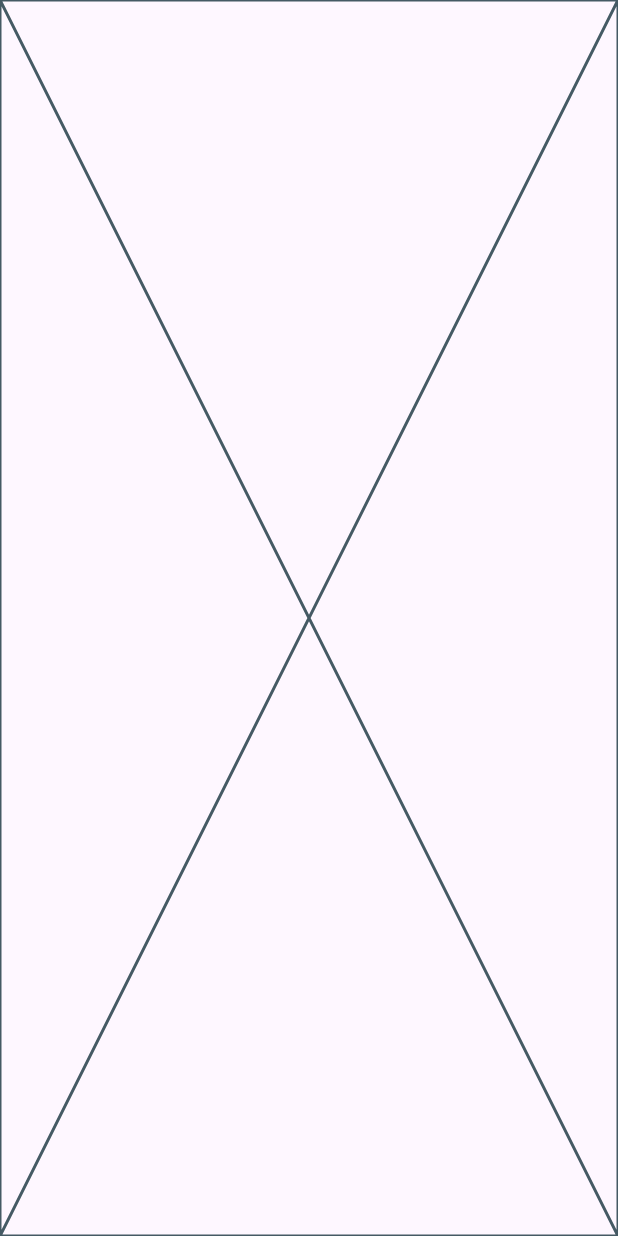
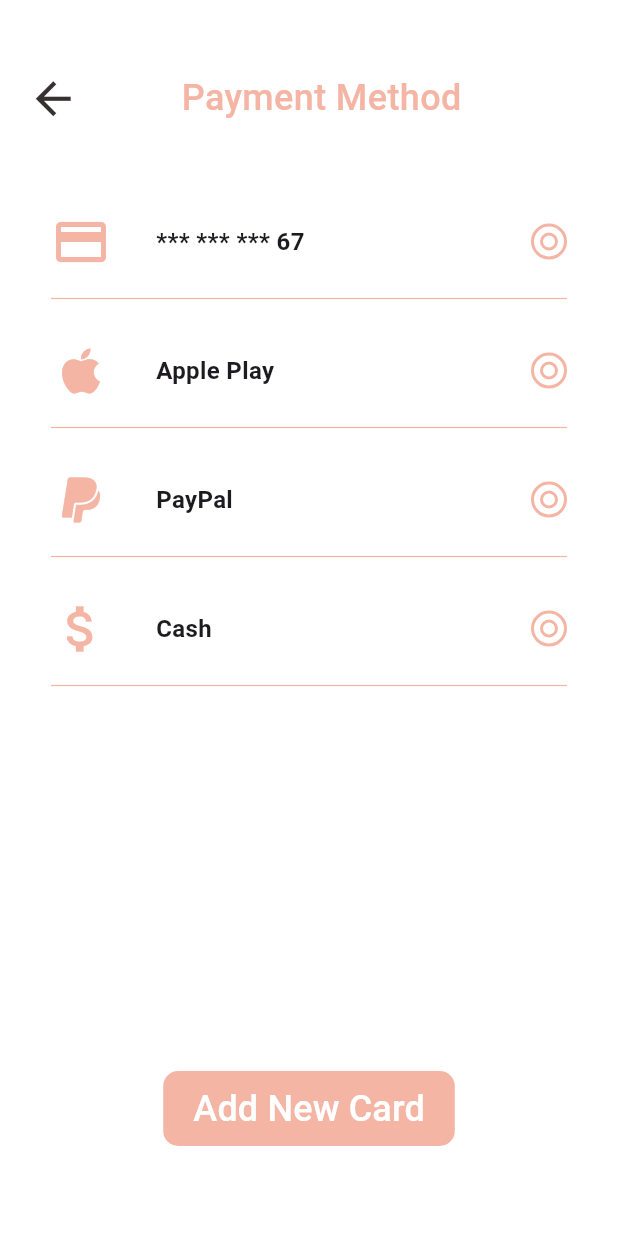
Before and after one commit to tokaahmed345/simple_payment, a Flutter app: the screen it shows after launch, on a phone screen of 412 x 824 dp. Run offline on Flutter 3.47's test engine with Material 3 defaults, Android fonts, the light colour scheme and no system bars; our stand-ins replace get.

Commit message:
create payment methods

```diff
--- a/lib/core/utils/styles/style.dart
+++ b/lib/core/utils/styles/style.dart
@@ -1,5 +1,5 @@
 import 'package:flutter/material.dart';
 
 abstract class AppStyles{
-  static const textStyle18=TextStyle(fontSize: 18,fontWeight: FontWeight.w400);
+  static const textStyle24=TextStyle(fontSize: 24,fontWeight: FontWeight.w500);
 }
--- /dev/null
+++ b/lib/core/utils/theme/app_theme.dart
@@ -0,0 +1,15 @@
+import 'package:flutter/material.dart';
+import 'package:simplepaymentcard/core/utils/colors/colors.dart';
+
+class AppTheme {
+  static ThemeData myTheme=ThemeData(
+    scaffoldBackgroundColor: AppColors.white,
+    textButtonTheme: TextButtonThemeData(style: TextButton.styleFrom(
+      backgroundColor: AppColors.salmon,
+foregroundColor: AppColors.white,
+padding:const EdgeInsets.symmetric(vertical: 8,horizontal: 20),
+shape: RoundedRectangleBorder(borderRadius: BorderRadius.circular(10),)
+    ))
+  )
+  ;
+}
--- /dev/null
+++ b/lib/feature/payment/presentation/views/widgets/custom_appbar_section.dart
@@ -0,0 +1,21 @@
+
+import 'package:flutter/material.dart';
+import 'package:simplepaymentcard/core/utils/colors/colors.dart';
+import 'package:simplepaymentcard/core/utils/styles/style.dart';
+
+class CustomAppBarSection extends StatelessWidget {
+  const CustomAppBarSection({super.key, required this.title});
+final String title;
+  @override
+  Widget build(BuildContext context) {
+    return Row(
+      children: [
+      IconButton(onPressed: (){},  icon:const  Icon(Icons.arrow_back,color: AppColors.black,size: 35,)),
+    Padding(
+      padding: const EdgeInsets.only(left:60.0),
+      child: Text(title,style: AppStyles.textStyle24.copyWith(color: AppColors.salmon),),
+    ),
+
+    ],);
+  }
+}
--- /dev/null
+++ b/lib/feature/payment/presentation/views/widgets/custom_payment_methods_body_section.dart
@@ -0,0 +1,38 @@
+
+import 'package:flutter/material.dart';
+import 'package:simplepaymentcard/core/utils/colors/colors.dart';
+import 'package:simplepaymentcard/core/utils/styles/style.dart';
+import 'package:simplepaymentcard/feature/payment/presentation/views/widgets/custom_radio_button.dart';
+
+class CustomBodySecion extends StatelessWidget {
+  const CustomBodySecion({super.key, required this.text, required this.icon});
+
+final String text;
+final IconData icon;
+  @override
+  Widget build(BuildContext context) {
+    return   Padding(
+      padding: const EdgeInsets.symmetric(horizontal: 24.0,vertical: 10),
+      child: Column(children: [
+        Row
+
+      (
+        children: [
+       Icon(icon,color: AppColors.salmon,size: 40,),
+      Padding(
+        padding: const EdgeInsets.only(left: 30.0),
+        child: Text(text,style: AppStyles.textStyle24.copyWith(fontSize: 16,fontWeight: FontWeight.bold),),
+      ),
+      const Spacer(),
+      const CustomRadioButton(),
+
+      ],)
+      ,
+      const SizedBox(
+        height: 10,
+      ),
+      const Divider(color: AppColors.salmon,thickness: .8,),
+      ],),
+    );
+  }
+}
--- /dev/null
+++ b/lib/feature/payment/presentation/views/widgets/custom_radio_button.dart
@@ -0,0 +1,44 @@
+import 'package:flutter/material.dart';
+import 'package:simplepaymentcard/core/utils/colors/colors.dart';
+
+class CustomRadioButton extends StatefulWidget {
+  const CustomRadioButton({super.key});
+
+  @override
+  State<CustomRadioButton> createState() => _CustomRadioButtonState();
+}
+
+class _CustomRadioButtonState extends State<CustomRadioButton> {
+  bool isSelected=false;
+    @override
+  Widget build(BuildContext context) {
+    return GestureDetector(
+  onTap: () {
+    setState(() {
+      isSelected = !isSelected;
+    });
+  },
+  child: Container(
+    width: 24,
+    height: 24,
+    decoration: BoxDecoration(
+      shape: BoxShape.circle,
+      border: Border.all(color: AppColors.salmon, width: 2),
+    ),
+    child: Center(
+      child: Container(
+        width: 12,
+        height: 12,
+        decoration: BoxDecoration(
+          shape: BoxShape.circle,
+          color: isSelected ? AppColors.salmon : Colors.transparent,
+          border: isSelected
+              ? null
+              : Border.all(color: AppColors.salmon, width: 2),
+        ),
+      ),
+    ),
+  ),
+);
+  }
+}
--- a/lib/feature/payment/presentation/views/widgets/payment_methods_view_body.dart
+++ b/lib/feature/payment/presentation/views/widgets/payment_methods_view_body.dart
@@ -1,10 +1,39 @@
 import 'package:flutter/material.dart';
+import 'package:get/get_core/get_core.dart';
+import 'package:get/get_navigation/get_navigation.dart';
+import 'package:simplepaymentcard/core/utils/router/routes.dart';
+import 'package:simplepaymentcard/core/utils/styles/style.dart';
+import 'package:simplepaymentcard/feature/payment/presentation/views/widgets/custom_appbar_section.dart';
+import 'package:simplepaymentcard/feature/payment/presentation/views/widgets/custom_payment_methods_body_section.dart';
 
 class PaymentMethodsViewBody extends StatelessWidget {
   const PaymentMethodsViewBody({super.key});
 
   @override
   Widget build(BuildContext context) {
-    return const Placeholder();
+    return Padding(
+      padding:  const EdgeInsets.symmetric(horizontal: 10),
+      child:  Column(
+        children: [
+      const Padding(
+        padding: EdgeInsets.symmetric(vertical: 40.0),
+        child: CustomAppBarSection(title: "Payment Method",),
+      ),
+     const CustomBodySecion(text: '*** *** *** 67',icon: Icons.credit_card,),
+      const CustomBodySecion(text: 'Apple Play',icon: Icons.apple_outlined),
+     const CustomBodySecion(text: 'PayPal',icon: Icons.paypal_outlined,),
+      const CustomBodySecion(text: 'Cash',icon: Icons.attach_money,),
+      const Spacer(),
+
+// CustomButton(text: 'Add New Card',onPressed:(){
+//   Get.toNamed(AppRoutes.paymentCard);
+
+// }
+TextButton(onPressed: (){Get.toNamed(AppRoutes.paymentCard);},  child:const Text("Add New Card",style:AppStyles.textStyle24,) )
+,
+       const SizedBox(height: 60,)
+        ],
+      ),
+    );
   }
 }
--- a/lib/main.dart
+++ b/lib/main.dart
@@ -1,6 +1,7 @@
 import 'package:flutter/material.dart';
 import 'package:get/get_navigation/src/root/get_material_app.dart';
 import 'package:simplepaymentcard/core/utils/app-pages/app_pages.dart';
+import 'package:simplepaymentcard/core/utils/theme/app_theme.dart';
 
 void main() {
   runApp(const MyApp());
@@ -12,6 +13,7 @@ class MyApp extends StatelessWidget {
   @override
   Widget build(BuildContext context) {
     return   GetMaterialApp(
+      theme: AppTheme.myTheme,
       debugShowCheckedModeBanner: false,
       getPages: AppPages.pages,
 
```
Also changed, not shown: lib/core/widgets/custom_button.dart (added, +22 -0 lines), pubspec.yaml (+2 -7 lines), lib/feature/payment/presentation/repos/payment_repo.dart (added), lib/feature/payment/presentation/repos/payment_repo_impl.dart (added), pubspec.lock.
